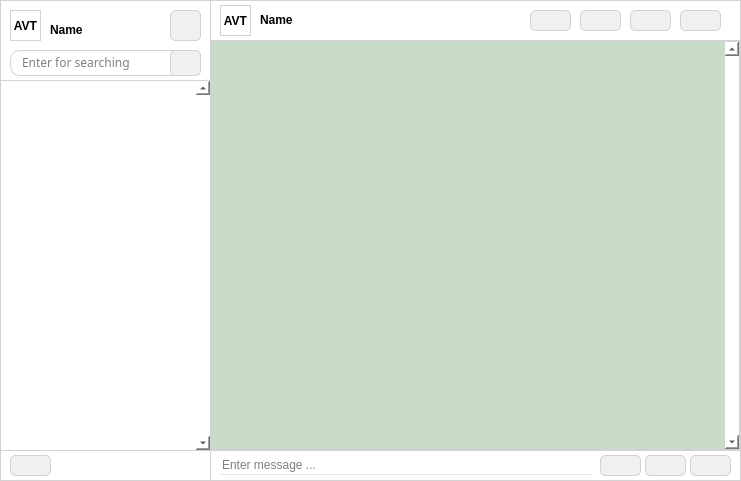
Old version of the form alo_app/uis/home.ui in the repository dvcdung/network_programming_basic_project_alo_app.
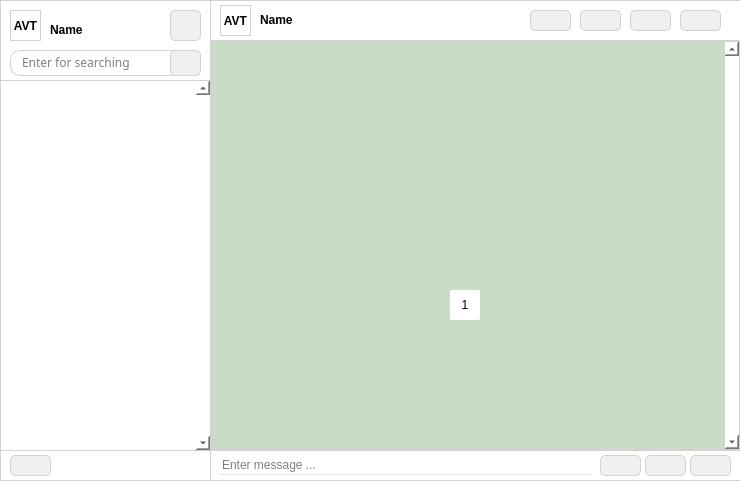
New version of the form. Icons and pictures are not drawn.

Diff of the .ui file:
```diff
--- a/alo_app/uis/home.ui
+++ b/alo_app/uis/home.ui
@@ -9,7 +9,7 @@
    <rect>
     <x>0</x>
     <y>0</y>
-    <width>741</width>
+    <width>740</width>
     <height>481</height>
    </rect>
   </property>
@@ -477,6 +477,52 @@
     </property>
    </widget>
   </widget>
+  <widget class="QWidget" name="emojisWidget" native="true">
+   <property name="geometry">
+    <rect>
+     <x>450</x>
+     <y>290</y>
+     <width>194</width>
+     <height>162</height>
+    </rect>
+   </property>
+   <property name="styleSheet">
+    <string notr="true">border: 1px solid rgb(230, 230, 230); border-radius: 2px</string>
+   </property>
+   <layout class="QGridLayout" name="gridLayout">
+    <property name="sizeConstraint">
+     <enum>QLayout::SetFixedSize</enum>
+    </property>
+    <property name="spacing">
+     <number>5</number>
+    </property>
+    <item row="0" column="0">
+     <widget class="QPushButton" name="emoji">
+      <property name="enabled">
+       <bool>true</bool>
+      </property>
+      <property name="minimumSize">
+       <size>
+        <width>30</width>
+        <height>30</height>
+       </size>
+      </property>
+      <property name="maximumSize">
+       <size>
+        <width>30</width>
+        <height>30</height>
+       </size>
+      </property>
+      <property name="styleSheet">
+       <string notr="true">border: none</string>
+      </property>
+      <property name="text">
+       <string>1</string>
+      </property>
+     </widget>
+    </item>
+   </layout>
+  </widget>
  </widget>
  <resources/>
  <connections/>
```
